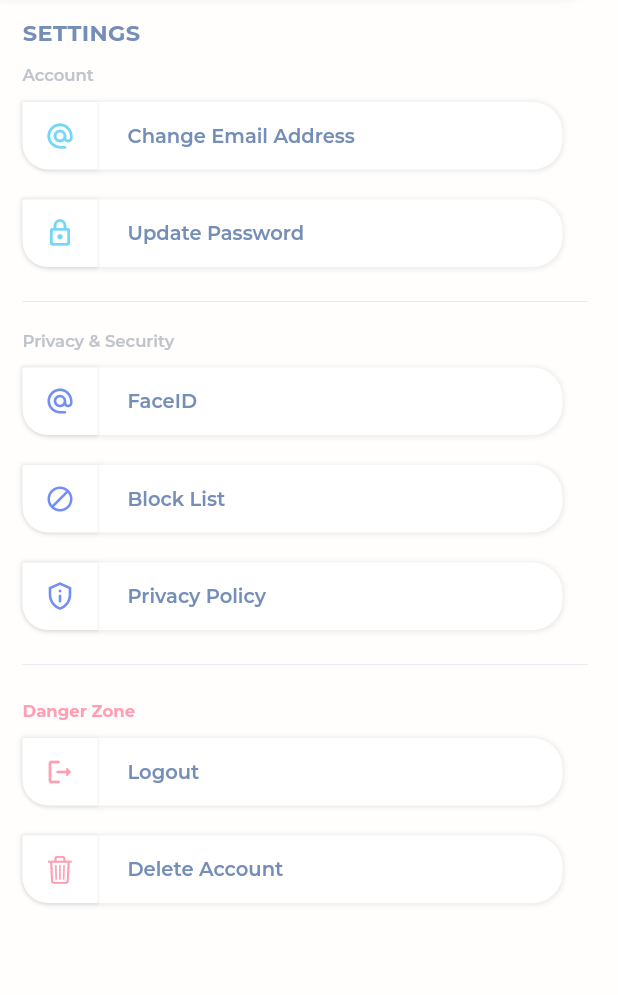
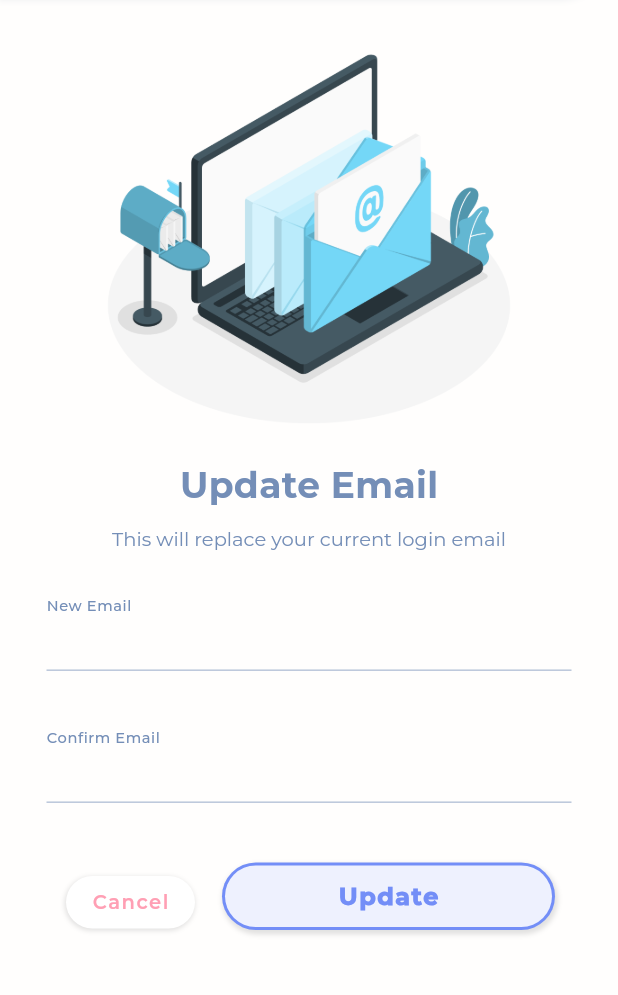
Before and after one commit to raghiiboiibaxtor/nifti, a Flutter app: the SettingsPage screen opened directly, after a tap on "Change Email Address", on a phone screen of 412 x 824 dp, the part 66-1061 px from its top. Run offline on Flutter 3.47's test engine with Material 2 defaults, Android fonts, the phone set to English and light mode, and no system bars; our stand-ins replace circle_nav_bar, cloud_firestore, firebase_auth, firebase_core, firebase_storage, image_picker and 2 more; missing offline and left inert: flutter_flip_card, social_media_buttons; accounts and stored records are empty; network calls fail.

Commit message:
Settings UI + Change Email Page + Dry Appbar

```diff
--- /dev/null
+++ b/lib/components/back_app_bar.dart
@@ -0,0 +1,49 @@
+import 'package:flutter/material.dart';
+import 'package:flutter/cupertino.dart';
+import 'package:nifti_locapp/components/app_theme.dart';
+
+// ? BackNavBar == nav bar on alternative pages unattached from the navbar
+
+// * ---------------- * (STATELESS WIDGET) CLASS BackAppBar (STATELESS WIDGET) * ---------------- *
+class BackAppBar extends StatelessWidget {
+  const BackAppBar({super.key});
+  // * ---------------- * (BUILD WIDGET) * ---------------- *
+  @override
+  Widget build(BuildContext context) {
+    return AppBar(
+          shape: const RoundedRectangleBorder(
+              borderRadius:
+                  BorderRadius.only(bottomRight: Radius.circular(40))),
+          // ? Appbar Theme
+          iconTheme: CupertinoIconThemeData(color: niftiOffWhite, size: 23),
+          elevation: 2,
+          shadowColor: niftiGreyShadow,
+          surfaceTintColor: niftiOffWhite,
+          toolbarHeight: 40,
+          centerTitle: true,
+          flexibleSpace: Container(
+            decoration: BoxDecoration(
+                gradient: niftiGradientSemiOpaque,
+                borderRadius:
+                    const BorderRadius.only(bottomRight: Radius.circular(40))),
+          ),
+          // ? Go Back
+          leading: IconButton(
+            onPressed: () {
+              Navigator.pop(context);
+            },
+            icon: const Icon(
+              CupertinoIcons.back,
+              semanticLabel: 'Back',
+            ),
+          ),
+          // ? Nifti Logo
+          title: SizedBox(
+            width: 70,
+            child: Image.asset('images/nifti_logo_white.png'),
+          ),
+        );
+  }
+  // * ---------------- * END OF (BUILD WIDGET) * ---------------- *
+}
+// * ---------------- * END OF (STATELESS WIDGET) CLASS BackAppBar (STATELESS WIDGET) * ---------------- *
--- a/lib/components/button.dart
+++ b/lib/components/button.dart
@@ -19,6 +19,7 @@ class Button extends StatelessWidget {
   final double iconSize;
   final double width;
   final double height;
+  final bool showArrowIcon;
 
   // Required & optional variables to be passed
   const Button({
@@ -34,9 +35,11 @@ class Button extends StatelessWidget {
     this.iconSize = 20,
     this.width = 360,
     this.height = 45,
+    this.showArrowIcon = false,
   });
 
   // * ---------------- * (BUILD WIDGET) * ---------------- *
+
   @override
   Widget build(BuildContext context) {
     return GestureDetector(
@@ -65,7 +68,30 @@ class Button extends StatelessWidget {
                   bottomRight: Radius.circular(20),
                 ),
               ),
+              child: Row(
+                mainAxisAlignment: MainAxisAlignment.end,
+                children: [
+                  // ? Arrow Icon
+                  if (showArrowIcon == false)
+                    // Empty Space
+                    const SizedBox()
+                  else
+                    // ? Display arrow icon
+                    Row(
+                      children: [
+                        Icon(
+                          CupertinoIcons.forward,
+                          semanticLabel: 'Open Page',
+                          color: niftiGrey,
+                          size: 20,
                         ),
+                        const SizedBox(
+                          width: 10,
+                        ),
+                      ],
+                    ),
+                ],
+              )),
 
           // Icon Shape
           Container(
--- /dev/null
+++ b/lib/components/button_with_switch.dart
@@ -0,0 +1,153 @@
+import 'package:flutter/material.dart';
+import 'package:flutter/cupertino.dart';
+import 'package:nifti_locapp/components/app_theme.dart';
+import 'package:nifti_locapp/components/text_display.dart';
+
+// ? ButtonSwitch == display toggle switch on button
+
+// * ---------------- * (STATEFUL WIDGET) CLASS ButtonSwitch (STATEFUL WIDGET) * ---------------- *
+class ButtonSwitch extends StatefulWidget {
+  // Component Variables
+  final String text;
+  final Color color;
+  final double fontSize;
+  final FontWeight fontWeight;
+  final Color fontColor;
+  final IconData icon;
+  final Color iconColor;
+  final double iconSize;
+  final double width;
+  final double height;
+  final bool showSwitch;
+
+  const ButtonSwitch({
+    super.key,
+    required this.text,
+    this.color = const Color.fromRGBO(255, 255, 255, 1),
+    this.fontSize = 13,
+    this.fontWeight = FontWeight.w600,
+    this.fontColor = const Color.fromRGBO(116, 142, 183, 1),
+    this.icon = CupertinoIcons.add,
+    this.iconColor = const Color.fromRGBO(116, 142, 183, 1),
+    this.iconSize = 20,
+    this.width = 360,
+    this.height = 45,
+    this.showSwitch = false,
+  });
+
+  @override
+  State<ButtonSwitch> createState() => _ButtonSwitchState();
+}
+// * ---------------- * END OF (STATE) CLASS ButtonSwitch (STATE) * ---------------- *
+
+// * ---------------- * (STATE) CLASS _ButtonSwitchState (STATE) * ---------------- *
+class _ButtonSwitchState extends State<ButtonSwitch> {
+  // ? Variables
+  bool activated = false;
+
+  // * * ---------------- * (BUILD WIDGET) * ---------------- *
+  @override
+  Widget build(BuildContext context) {
+    return Stack(
+      alignment: Alignment.centerLeft,
+      children: [
+        // Base shape
+        Container(
+            height: widget.height,
+            width: widget.width,
+            decoration: BoxDecoration(
+              boxShadow: [
+                BoxShadow(
+                  color: Colors.grey.withOpacity(0.2),
+                  spreadRadius: 1.0,
+                  blurRadius: 2.0,
+                  offset: const Offset(0, 0.5),
+                ),
+              ],
+              color: niftiWhite,
+              borderRadius: const BorderRadius.only(
+                topLeft: Radius.circular(1),
+                topRight: Radius.circular(20),
+                bottomLeft: Radius.circular(20),
+                bottomRight: Radius.circular(20),
+              ),
+            ),
+            child: Row(
+              mainAxisAlignment: MainAxisAlignment.end,
+              children: [
+                // ? Toggle Switch
+                Row(
+                  children: [
+                    Switch(
+                      value: activated,
+                      activeColor: niftiDarkBlue,
+                      trackOutlineWidth: MaterialStateProperty.all(0.5),
+                      inactiveThumbColor: niftiGrey,
+                      inactiveTrackColor: niftiGreyShadow,
+                      trackOutlineColor: MaterialStateProperty.resolveWith(
+                        (final Set<MaterialState> states) {
+                          if (states.contains(MaterialState.selected)) {
+                            return null;
+                          }
+
+                          return niftiGrey;
+                        },
+                      ),
+                      onChanged: (bool value) {
+                        // Change appearance on toggle
+                        setState(() {
+                          activated = value;
+                        });
+                      },
+                    ),
+                    const SizedBox(
+                      width: 10,
+                    ),
+                  ],
+                )
+              ],
+            )),
+
+        // Icon Shape
+        Container(
+          height: widget.height,
+          width: 50,
+          decoration: BoxDecoration(
+            boxShadow: [
+              BoxShadow(
+                color: Colors.grey.withOpacity(0.2),
+                spreadRadius: 0.2,
+                blurRadius: 1.0,
+                offset: const Offset(0, .5),
+              ),
+            ],
+            color: niftiWhite,
+            borderRadius: const BorderRadius.only(
+              topLeft: Radius.circular(1),
+              bottomLeft: Radius.circular(17),
+            ),
+          ),
+          child: Icon(
+            widget.icon,
+            color: widget.iconColor,
+            size: widget.iconSize,
+          ),
+        ),
+        Row(
+          children: [
+            const SizedBox(
+              width: 70,
+            ),
+            TextDisplay(
+                text: widget.text,
+                fontSize: widget.fontSize,
+                fontWeight: widget.fontWeight,
+                color: widget.fontColor),
+          ],
+        ),
+      ],
+    );
+  }
+    // * ---------------- * END OF (BUILD WIDGET) * ---------------- *
+}
+// * ---------------- * END OF (STATE) CLASS _ButtonSwitchState (STATE) * ---------------- *
--- a/lib/components/text_form_field.dart
+++ b/lib/components/text_form_field.dart
@@ -20,10 +20,9 @@ class TextFieldComponent extends StatelessWidget {
   const TextFieldComponent({
     super.key,
     required this.controller,
-   // this.initialValue = 'test',
     required this.obscureText,
     this.width = 350,
-    required this.padding,
+    this.padding = const EdgeInsets.symmetric(horizontal: 10.0),
     this.labelText = 'Hint Text',
     this.errorText = '',
     this.validator,
--- a/lib/functions/frontend.dart
+++ b/lib/functions/frontend.dart
@@ -46,6 +46,7 @@ const String emptyConfirmPasswordErrorMessage = 'Please confirm your password';
 const String passwordsNotMatchingErrorMessage = 'Passwords do not match';
 const String invalidEmailFormat = 'Invalid email format';
 const String emailInUse = 'This email is already in use';
+const String emailsNotMatchingErrorMessage = 'Emails do not match';
 const String weakPassword = 'Password must be 6+ characters';
 
 // ? Check if fields are empty
@@ -62,7 +63,7 @@ bool validateAndHandleError(
 }
 
 // ? Match required fields
-bool passwordsMatch(String fieldValue, String fieldValue2, String? errorMessage,
+bool fieldsMatch(String fieldValue, String fieldValue2, String? errorMessage,
     Function(String?) setError) {
   if (fieldValue != fieldValue2) {
     // Setting error message
--- /dev/null
+++ b/lib/pages/change_email_page.dart
@@ -0,0 +1,184 @@
+import 'package:flutter/material.dart';
+import 'package:nifti_locapp/components/app_theme.dart';
+import 'package:nifti_locapp/components/back_app_bar.dart';
+import 'package:nifti_locapp/components/text_display.dart';
+import 'package:nifti_locapp/components/text_form_field.dart';
+import 'package:nifti_locapp/components/cta_cancel_button.dart';
+import 'package:nifti_locapp/components/cta_confirm_button.dart';
+import 'package:nifti_locapp/functions/frontend.dart';
+
+// ? ChangeEmail == User access to update account email
+
+// * ---------------- * (STATEFUL WIDGET) CLASS SettingsPage (STATEFUL WIDGET) * ---------------- *
+class ChangeEmail extends StatefulWidget {
+  const ChangeEmail({super.key});
+
+  @override
+  State<ChangeEmail> createState() => _ChangeEmailState();
+}
+// * ---------------- * END OF (STATE) CLASS RegisterPage (STATE) * ---------------- *
+
+// * ---------------- * (STATE) CLASS _SettingsPageState (STATE) * ---------------- *
+class _ChangeEmailState extends State<ChangeEmail> {
+  // ? Text Controllers - used to access the user's input
+  final _emailController = TextEditingController();
+  final _confirmEmailController = TextEditingController();
+
+  // ? Validation Variables
+  final _formKey = GlobalKey<FormState>();
+  String? _emailError;
+  String? _confirmEmailError;
+  bool isError = false;
+
+  // ? Dispose controllers when not using - helps memory management
+  @override
+  void dispose() {
+    _emailController.dispose();
+    _confirmEmailController.dispose();
+    super.dispose();
+  }
+
+  // * * ---------------- * (BUILD WIDGET) * ---------------- *
+  @override
+  Widget build(BuildContext context) {
+    return GestureDetector(
+        onTap: () => FocusScope.of(context).unfocus(),
+        child: Scaffold(
+            backgroundColor: niftiOffWhite,
+            resizeToAvoidBottomInset: true,
+            // ? Top bar that contains Nifti Logo
+            appBar: const PreferredSize(
+              preferredSize: Size.fromHeight(40), // Adjust the height as needed
+              child: BackAppBar(),
+            ),
+            // ? Page UI & logic starts here
+            body: SingleChildScrollView(
+                child: Container(
+              alignment: AlignmentDirectional.topStart,
+              padding: const EdgeInsets.only(top: 0, left: 20, right: 20),
+              child: Column(
+                crossAxisAlignment: CrossAxisAlignment.center,
+                children: [
+                  // ? Illustration
+                  SizedBox(
+                    height: 300,
+                    width: 400,
+                    child: Image.asset('images/email.png'),
+                  ),
+                  // Space between
+                  const SizedBox(
+                    height: 10,
+                  ),
+                  // ? Title
+                  Text(
+                    'Update Email',
+                    style: TextStyle(
+                      fontWeight: FontWeight.bold,
+                      fontSize: 24,
+                      color: niftiGrey,
+                    ),
+                  ),
+                  // Space between
+                  const SizedBox(
+                    height: 10,
+                  ),
+                  // ? Description
+                  const TextDisplay(
+                    text: 'This will replace your current login email',
+                    fontSize: 13,
+                    fontWeight: FontWeight.w400,
+                  ),
+                  // Space between
+                  const SizedBox(
+                    height: 30,
+                  ),
+                  Form(
+                    key: _formKey,
+                    child: Column(
+                      children: [
+                  // ? Email Field
+                  TextFieldComponent(
+                    controller: _emailController,
+                    labelText: 'New Email',
+                    obscureText: false,
+                    hasError: _emailError == null,
+                    errorText: _emailError,
+                  ),
+                  // Space between
+                  const SizedBox(
+                    height: 40,
+                  ),
+                  // ? Confirm Email Field
+                  TextFieldComponent(
+                    controller: _confirmEmailController,
+                    labelText: 'Confirm Email',
+                    obscureText: false,
+                    hasError: _confirmEmailError != null,
+                    errorText: _confirmEmailError,
+                  ),
+                  // Space between
+                  const SizedBox(
+                    height: 40,
+                  ),
+                  // ? Buttons
+                  Row(
+                      mainAxisAlignment: MainAxisAlignment.center,
+                      crossAxisAlignment: CrossAxisAlignment.end,
+                      children: [
+                        // ? Cancel Button
+                        CTACancelButton(
+                          onTap: () {
+                            // ? Closes modal
+                            if (context.mounted) {
+                              Navigator.pop(context);
+                            }
+                          },
+                        ),
+                        // ? Update Button
+                        CTAConfirmButton(
+                          text: 'Update',
+                          onTap: () {
+                            // ? Validate the form using the _formKey
+                            if (_formKey.currentState!.validate()) {
+                              // Email
+                              bool isEmailValid = validateAndHandleError(
+                                  _emailController.text,
+                                  emptyEmailErrorMessage,
+                                  (error) =>
+                                      setState(() => _emailError = error));
+
+                              // Confirm Email
+                              bool isConfirmEmailValid = validateAndHandleError(
+                                  _confirmEmailController.text,
+                                  emptyConfirmPasswordErrorMessage,
+                                  (error) => setState(
+                                      () => _confirmEmailError = error));
+
+                              // Match Emails
+                              bool areEmailsMatching = fieldsMatch(
+                                  _emailController.text,
+                                  _confirmEmailController.text,
+                                  emailsNotMatchingErrorMessage,
+                                  (error) => setState(
+                                      () => _confirmEmailError = error));
+
+                              // If all fields are valid == proceed with registration
+                              if (isEmailValid &&
+                                  isConfirmEmailValid &&
+                                  areEmailsMatching) {
+                                // ! update firebase auth stuff here
+                                Navigator.pop(context);
+                              }
+                            }
+                          },
+                        ),
+                      ]),
+                  // Space
+                  const SizedBox(height: 20),
+                ],
+              ),
+            )])))));
+  }
+  // * ---------------- * END OF (BUILD WIDGET) * ---------------- *
+}
+// * ---------------- * END OF (STATE) CLASS _ChangeEmailState (STATE) * ---------------- *
--- a/lib/pages/register_page.dart
+++ b/lib/pages/register_page.dart
@@ -352,7 +352,7 @@ class _RegisterPageState extends State<RegisterPage> {
                                             (error) => setState(() =>
                                                 _confirmPasswordError = error));
 
-                                    bool arePasswordsMatching = passwordsMatch(
+                                    bool arePasswordsMatching = fieldsMatch(
                                         _passwordController.text,
                                         _confirmPasswordController.text,
                                         passwordsNotMatchingErrorMessage,
--- a/lib/pages/settings_page.dart
+++ b/lib/pages/settings_page.dart
@@ -2,56 +2,36 @@ import 'package:flutter/material.dart';
 import 'package:flutter/cupertino.dart';
 import 'package:firebase_auth/firebase_auth.dart';
 import 'package:nifti_locapp/components/app_theme.dart';
+import 'package:nifti_locapp/components/back_app_bar.dart';
 import 'package:nifti_locapp/components/button.dart';
+import 'package:nifti_locapp/components/button_with_switch.dart';
 import 'package:nifti_locapp/components/text_display.dart';
 import 'package:nifti_locapp/components/privacy_popup.dart';
+import 'package:nifti_locapp/pages/change_email_page.dart';
 
+// ? SettingsPage == display user's settings options
+
+// * ---------------- * (STATEFUL WIDGET) CLASS SettingsPage (STATEFUL WIDGET) * ---------------- *
 class SettingsPage extends StatefulWidget {
   const SettingsPage({super.key});
 
   @override
   State<SettingsPage> createState() => _SettingsPageState();
 }
+// * ---------------- * END OF (STATE) CLASS SettingdPage (STATE) * ---------------- *
 
+// * ---------------- * (STATE) CLASS _SettingsPageState (STATE) * ---------------- *
 class _SettingsPageState extends State<SettingsPage> {
+  // * * ---------------- * (BUILD WIDGET) * ---------------- *
   @override
   Widget build(BuildContext context) {
     return Scaffold(
         backgroundColor: niftiOffWhite,
         resizeToAvoidBottomInset: false,
         // ? Top bar that contains Nifti Logo
-        appBar: AppBar(
-          shape: const RoundedRectangleBorder(
-              borderRadius:
-                  BorderRadius.only(bottomRight: Radius.circular(40))),
-          // ? Appbar Theme
-          iconTheme: CupertinoIconThemeData(color: niftiOffWhite, size: 23),
-          elevation: 2,
-          shadowColor: niftiGreyShadow,
-          surfaceTintColor: niftiOffWhite,
-          toolbarHeight: 40,
-          centerTitle: true,
-          flexibleSpace: Container(
-            decoration: BoxDecoration(
-                gradient: niftiGradientSemiOpaque,
-                borderRadius:
-                    const BorderRadius.only(bottomRight: Radius.circular(40))),
-          ),
-          // ? Go Back
-          leading: IconButton(
-            onPressed: () {
-              Navigator.pop(context);
-            },
-            icon: const Icon(
-              CupertinoIcons.back,
-              semanticLabel: 'Back',
-            ),
-          ),
-          // ? Nifti Logo
-          title: SizedBox(
-            width: 70,
-            child: Image.asset('images/nifti_logo_white.png'),
-          ),
+        appBar: const PreferredSize(
+          preferredSize: Size.fromHeight(40), // Adjust the height as needed
+          child: BackAppBar(),
         ),
         // *** Settings page UI & logic starts here
         body: Container(
@@ -83,12 +63,16 @@ class _SettingsPageState extends State<SettingsPage> {
                 height: 10,
               ),
               Button(
-                onTap: () {
-                  // ! popup logic here
-                },
+                // ? Settings page redirection
+                onTap: () => Navigator.push(context, MaterialPageRoute(
+                  builder: (context) {
+                    return const ChangeEmail();
+                  },
+                )),
                 text: 'Change Email Address',
                 icon: Icons.alternate_email_rounded,
                 iconColor: niftiLightBlue,
+                showArrowIcon: true,
               ),
               const SizedBox(
                 height: 20,
@@ -100,6 +84,7 @@ class _SettingsPageState extends State<SettingsPage> {
                 text: 'Update Password',
                 icon: Icons.lock_outline_rounded,
                 iconColor: niftiLightBlue,
+                showArrowIcon: true,
               ),
               // ? Divider & space between
               const SizedBox(
@@ -122,13 +107,11 @@ class _SettingsPageState extends State<SettingsPage> {
               const SizedBox(
                 height: 10,
               ),
-              Button(
-                onTap: () {
-                  // ! popup logic here
-                },
+              ButtonSwitch(
                 text: 'FaceID',
-                icon: Icons.alternate_email_rounded,
+                icon: Icons.lock_person_outlined,
                 iconColor: niftiDarkBlue,
+                showSwitch: true,
               ),
               const SizedBox(
                 height: 20,
@@ -140,6 +123,7 @@ class _SettingsPageState extends State<SettingsPage> {
                 text: 'Block List',
                 icon: Icons.block,
                 iconColor: niftiDarkBlue,
+                showArrowIcon: true,
               ),
               const SizedBox(
                 height: 20,
@@ -193,9 +177,12 @@ class _SettingsPageState extends State<SettingsPage> {
                 text: 'Delete Account',
                 icon: CupertinoIcons.delete,
                 iconColor: niftiError,
+                showArrowIcon: true,
               ),
             ],
           ),
         ));
   }
+  // * ---------------- * END OF (BUILD WIDGET) * ---------------- *
 }
+// * ---------------- * END OF (STATE) CLASS _SettingsPageState (STATE) * ---------------- *
```
Also changed, not shown: images/construction.png (added), images/contacts.png (added), images/delete.png (added), images/email.png (added), images/password.png (added), images/profile_process.png (added), 1 other file. Lines whose indentation alone changed are shown as unchanged.
